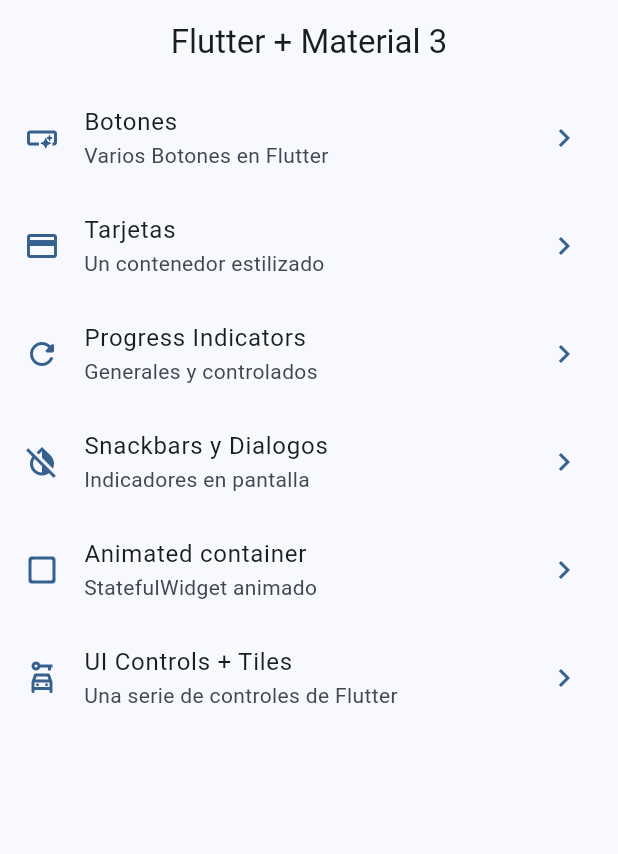
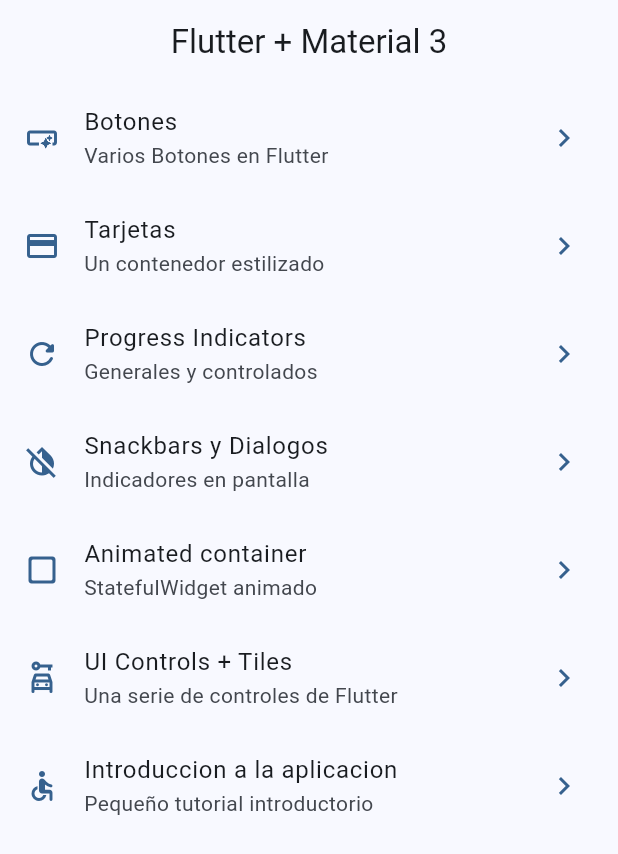
Before and after one commit to SwB15/widgets_app, a Flutter app: the screen it shows after launch, on a phone screen of 412 x 824 dp. Shown: the top 854 px of the screen. Run offline on Flutter 3.47's test engine with Material 3 defaults, Android fonts, the phone set to English and light mode, and no system bars; our stand-ins replace go_router.

Commit message:
Tutorial Screen Added

```diff
--- a/lib/config/menu/menu_items.dart
+++ b/lib/config/menu/menu_items.dart
@@ -50,4 +50,10 @@ const appMenuItems = <MenuItem>[
     link: '/ui-controls',
     icon: Icons.car_rental_outlined,
   ),
+  MenuItem(
+    title: 'Introduccion a la aplicacion',
+    subtitle: 'Pequeño tutorial introductorio',
+    link: '/tutorial',
+    icon: Icons.accessible_rounded,
+  ),
 ];
--- a/lib/config/router/app_router.dart
+++ b/lib/config/router/app_router.dart
@@ -39,5 +39,10 @@ final appRouter = GoRouter(
       name: UiControlsScreen.name,
       builder: (context, state) => const UiControlsScreen(),
     ),
+    GoRoute(
+      path: '/tutorial',
+      name: AppTutorialScreen.name,
+      builder: (context, state) => const AppTutorialScreen(),
+    ),
   ],
 );
--- a/pubspec.yaml
+++ b/pubspec.yaml
@@ -18,3 +18,6 @@ dev_dependencies:
 
 flutter:
   uses-material-design: true
+
+assets:
+ - assets/images/
```
Also changed, not shown: assets/images/1.png (added), assets/images/2.png (added), assets/images/3.png (added), assets/images/jar-loading.gif (added).
